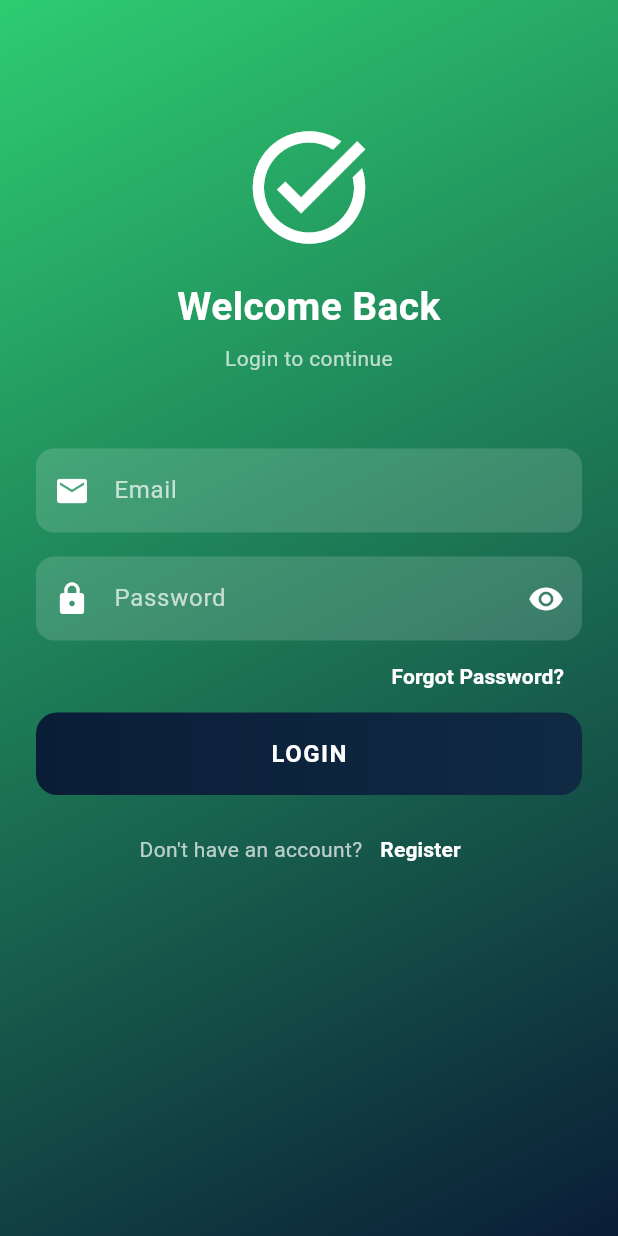
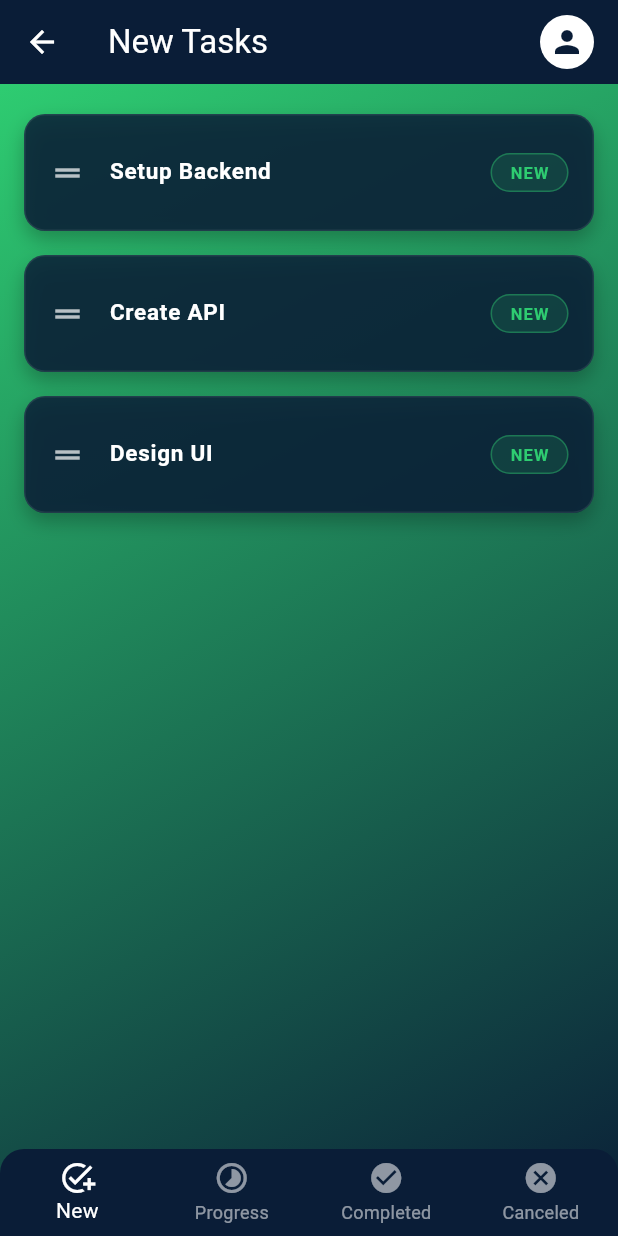
Before and after one commit to belalhossain22000/task-manger-flutter, a Flutter app: the screen it shows after launch, after a tap on "LOGIN", on a phone screen of 412 x 824 dp. Run offline on Flutter 3.47's test engine with Material 3 defaults, Android fonts, the phone set to English and light mode, and no system bars; our stand-ins replace pin_code_fields.

```diff
--- a/lib/main.dart
+++ b/lib/main.dart
@@ -4,7 +4,10 @@ import 'package:task_manager/screen/auth/loginScreen.dart';
 import 'package:task_manager/screen/auth/registration.dart';
 import 'package:task_manager/screen/auth/resetPasswordScreen.dart';
 import 'package:task_manager/screen/auth/verifyOtpScreen.dart';
+import 'package:task_manager/screen/home/homeScreen.dart';
 import 'package:task_manager/screen/onboarding/splashScreen.dart';
+import 'package:task_manager/screen/profile/edit_profile_screen.dart';
+import 'package:task_manager/screen/profile/profile_screen.dart';
 
 void main() {
   runApp(const MyApp());
@@ -26,7 +29,10 @@ class MyApp extends StatelessWidget {
         '/registration': (context) => RegistrationScreen(),
         '/forgottenPassword': (context) => ForgottenPassowrdScreen(),
         '/verifyOtp': (context) => VerifyOtpScreen(),
-        '/resetPassword': (context) => ResetPasswordScreen(),
+        '/changePassword': (context) => ResetPasswordScreen(),
+        '/home': (context) => HomeScreen(),
+        '/profile': (context) => ProfileScreen(),
+        '/editProfile': (context) => EditProfileScreen(),
       },
     );
   }
--- a/lib/screen/auth/loginScreen.dart
+++ b/lib/screen/auth/loginScreen.dart
@@ -86,7 +86,7 @@ class _LoginScreenState extends State<LoginScreen> {
                 /// Login Button
                 GestureDetector(
                   onTap: () {
-                    // TODO: login logic
+                   Navigator.pushNamed(context, '/home');
                   },
                   child: Container(
                     width: double.infinity,
--- a/lib/screen/auth/registration.dart
+++ b/lib/screen/auth/registration.dart
@@ -111,6 +111,7 @@ class _RegistrationScreenState extends State<RegistrationScreen> {
                 GestureDetector(
                   onTap: () {
                     // TODO: registration logic
+                     Navigator.pushNamed(context, '/login');
                   },
                   child: Container(
                     width: double.infinity,
--- a/lib/screen/home/homeScreen.dart
+++ b/lib/screen/home/homeScreen.dart
@@ -0,0 +1,205 @@
+import 'package:flutter/material.dart';
+
+class HomeScreen extends StatefulWidget {
+  const HomeScreen({super.key});
+
+  @override
+  State<HomeScreen> createState() => _HomeScreenState();
+}
+
+class _HomeScreenState extends State<HomeScreen> {
+  int _currentIndex = 0;
+
+  final List<String> tabs = [
+    "New Tasks",
+    "In Progress",
+    "Completed",
+    "Canceled",
+  ];
+
+  final Map<int, List<String>> taskData = {
+    0: ["Setup Backend", "Create API", "Design UI"],
+    1: ["Auth Module", "OTP Flow"],
+    2: ["Login Screen"],
+    3: ["Old Feature"],
+  };
+
+  @override
+  Widget build(BuildContext context) {
+    return Scaffold(
+      extendBody: true,
+
+      /// AppBar
+      appBar: AppBar(
+        backgroundColor: const Color(0xFF0A1D37),
+        iconTheme: const IconThemeData(color: Colors.white),
+        title: Text(
+          tabs[_currentIndex],
+          style: const TextStyle(color: Colors.white),
+        ),
+        actions: [
+          GestureDetector(
+            onTap: () {
+              Navigator.pushNamed(context, '/profile');
+            },
+            child: const Padding(
+              padding: EdgeInsets.only(right: 16),
+              child: CircleAvatar(
+                radius: 18,
+                backgroundColor: Colors.white,
+                child: Icon(Icons.person, color: Color(0xFF0A1D37)),
+              ),
+            ),
+          ),
+        ],
+      ),
+
+      /// Body
+      body: Container(
+        decoration: const BoxDecoration(
+          gradient: LinearGradient(
+            begin: Alignment.topLeft,
+            end: Alignment.bottomRight,
+            colors: [Color(0xFF2ECC71), Color(0xFF0A1D37)],
+          ),
+        ),
+        child: _buildTaskList(),
+      ),
+
+      /// Bottom Navigation
+      bottomNavigationBar: Container(
+        decoration: const BoxDecoration(
+          color: Color(0xFF0A1D37),
+          borderRadius: BorderRadius.vertical(top: Radius.circular(16)),
+        ),
+        child: BottomNavigationBar(
+          currentIndex: _currentIndex,
+          backgroundColor: Colors.transparent,
+          elevation: 0,
+          type: BottomNavigationBarType.fixed,
+          selectedItemColor: Colors.white,
+          unselectedItemColor: Colors.white54,
+          onTap: (index) {
+            setState(() => _currentIndex = index);
+          },
+          items: const [
+            BottomNavigationBarItem(icon: Icon(Icons.add_task), label: "New"),
+            BottomNavigationBarItem(
+              icon: Icon(Icons.timelapse),
+              label: "Progress",
+            ),
+            BottomNavigationBarItem(
+              icon: Icon(Icons.check_circle),
+              label: "Completed",
+            ),
+            BottomNavigationBarItem(
+              icon: Icon(Icons.cancel),
+              label: "Canceled",
+            ),
+          ],
+        ),
+      ),
+    );
+  }
+
+  /// Reorderable Task List
+  Widget _buildTaskList() {
+    final tasks = taskData[_currentIndex]!;
+
+    if (tasks.isEmpty) {
+      return const Center(
+        child: Text(
+          "No tasks available",
+          style: TextStyle(color: Colors.white70),
+        ),
+      );
+    }
+
+    return ReorderableListView.builder(
+      padding: const EdgeInsets.only(bottom: 90, top: 12),
+      itemCount: tasks.length,
+      onReorder: (oldIndex, newIndex) {
+        setState(() {
+          if (newIndex > oldIndex) newIndex--;
+          final item = tasks.removeAt(oldIndex);
+          tasks.insert(newIndex, item);
+        });
+      },
+      itemBuilder: (context, index) {
+        return _taskCard(tasks[index]);
+      },
+    );
+  }
+
+  /// Task Card (Dark / Glass Style)
+  Widget _taskCard(String title) {
+    return Container(
+      key: ValueKey(title),
+      margin: const EdgeInsets.symmetric(horizontal: 16, vertical: 8),
+      decoration: BoxDecoration(
+        borderRadius: BorderRadius.circular(14),
+        color: const Color(0xFF0A1D37).withOpacity(0.85),
+        border: Border.all(color: Colors.white.withOpacity(0.08)),
+        boxShadow: [
+          BoxShadow(
+            color: Colors.black.withOpacity(0.25),
+            blurRadius: 10,
+            offset: const Offset(0, 6),
+          ),
+        ],
+      ),
+      child: ListTile(
+        contentPadding: const EdgeInsets.symmetric(
+          horizontal: 16,
+          vertical: 10,
+        ),
+        leading: const Icon(Icons.drag_handle, color: Colors.white70),
+        title: Text(
+          title,
+          style: const TextStyle(
+            color: Colors.white,
+            fontSize: 15,
+            fontWeight: FontWeight.w600,
+          ),
+        ),
+        trailing: _statusChip(),
+      ),
+    );
+  }
+
+  /// Status Chip
+  Widget _statusChip() {
+    switch (_currentIndex) {
+      case 0:
+        return _chip("NEW", const Color(0xFF2ECC71));
+      case 1:
+        return _chip("PROGRESS", Colors.orange);
+      case 2:
+        return _chip("DONE", Colors.green);
+      case 3:
+        return _chip("CANCEL", Colors.red);
+      default:
+        return const SizedBox();
+    }
+  }
+
+  Widget _chip(String text, Color color) {
+    return Container(
+      padding: const EdgeInsets.symmetric(horizontal: 12, vertical: 4),
+      decoration: BoxDecoration(
+        color: color.withOpacity(0.15),
+        borderRadius: BorderRadius.circular(20),
+        border: Border.all(color: color.withOpacity(0.4)),
+      ),
+      child: Text(
+        text,
+        style: TextStyle(
+          color: color,
+          fontSize: 11,
+          fontWeight: FontWeight.bold,
+          letterSpacing: 0.8,
+        ),
+      ),
+    );
+  }
+}
```
Also changed, not shown: lib/screen/profile/edit_profile_screen.dart (added, +198 -0 lines), lib/screen/profile/profile_screen.dart (added, +125 -0 lines).
